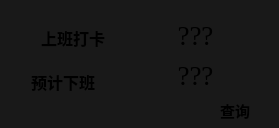
Old version of the form dialog.ui in the repository fansilea/DAHelper.
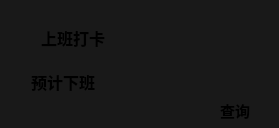
New version of the form.

```diff
--- a/dialog.ui
+++ b/dialog.ui
@@ -46,7 +46,7 @@
     <string notr="true"/>
    </property>
    <property name="text">
-    <string>???</string>
+    <string/>
    </property>
    <property name="alignment">
     <set>Qt::AlignCenter</set>
@@ -136,7 +136,7 @@
     </font>
    </property>
    <property name="text">
-    <string>???</string>
+    <string/>
    </property>
    <property name="alignment">
     <set>Qt::AlignHCenter|Qt::AlignTop</set>
```
